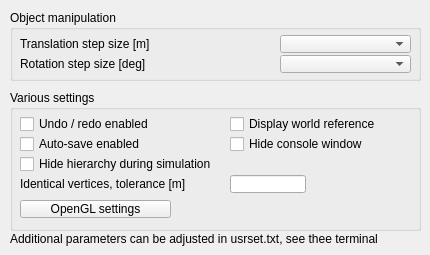
Before: the Qt Designer form ui/qdlgsettings.ui in CoppeliaRobotics/coppeliaSimLib, drawn with Qt 5.
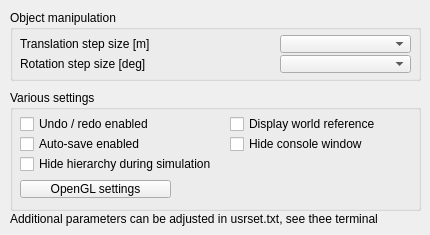
After: the same form once the commit is applied.

Commit message: make sure verticesTolerance is not used, had too large tol.

Patch:
```diff
--- a/ui/qdlgsettings.ui
+++ b/ui/qdlgsettings.ui
@@ -7,7 +7,7 @@
     <x>0</x>
     <y>0</y>
     <width>430</width>
-    <height>255</height>
+    <height>235</height>
    </rect>
   </property>
   <property name="windowTitle">
@@ -87,7 +87,7 @@
      <x>10</x>
      <y>90</y>
      <width>411</width>
-     <height>141</height>
+     <height>121</height>
     </rect>
    </property>
    <property name="title">
@@ -164,7 +164,7 @@
     <property name="geometry">
      <rect>
       <x>10</x>
-      <y>110</y>
+      <y>90</y>
       <width>151</width>
       <height>18</height>
      </rect>
@@ -192,35 +192,12 @@
      <string>Hide hierarchy during simulation</string>
     </property>
    </widget>
-   <widget class="QLabel" name="label_4">
-    <property name="geometry">
-     <rect>
-      <x>10</x>
-      <y>85</y>
-      <width>211</width>
-      <height>18</height>
-     </rect>
-    </property>
-    <property name="text">
-     <string>Identical vertices, tolerance [m]</string>
-    </property>
-   </widget>
-   <widget class="QLineEdit" name="removeIdenticalVerticesTolerance">
-    <property name="geometry">
-     <rect>
-      <x>220</x>
-      <y>85</y>
-      <width>76</width>
-      <height>18</height>
-     </rect>
-    </property>
-   </widget>
   </widget>
   <widget class="QLabel" name="label_3">
    <property name="geometry">
     <rect>
      <x>10</x>
-     <y>230</y>
+     <y>210</y>
      <width>411</width>
      <height>18</height>
     </rect>
```
Left out of the diff: 1 changed line with no effect on the pictures. The commit also changes 12 other files.
